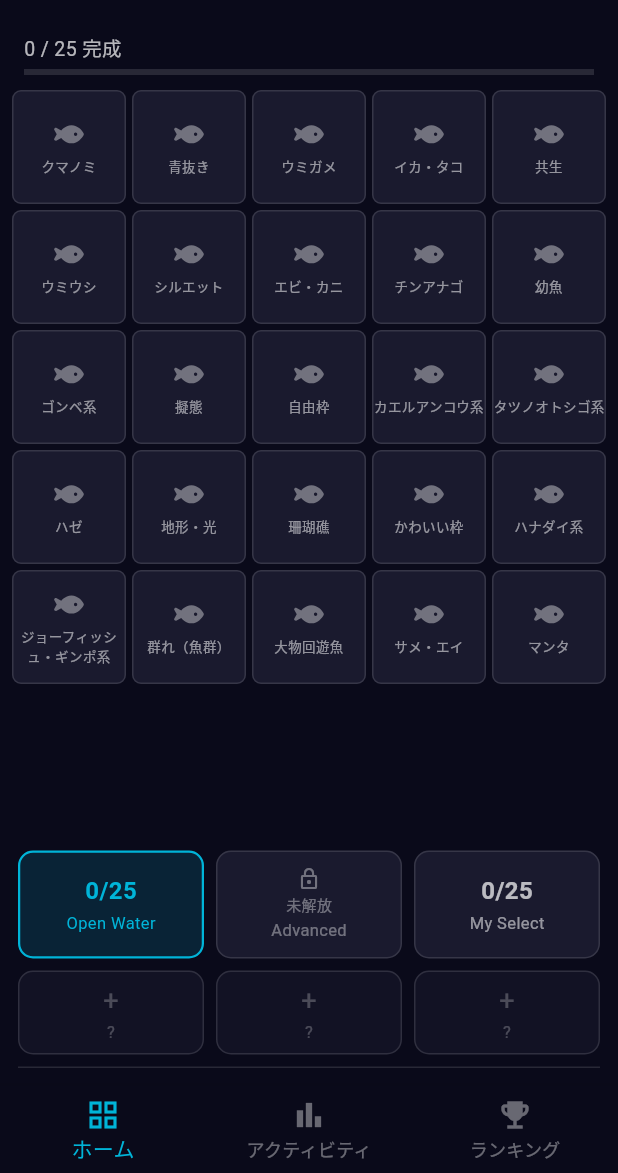
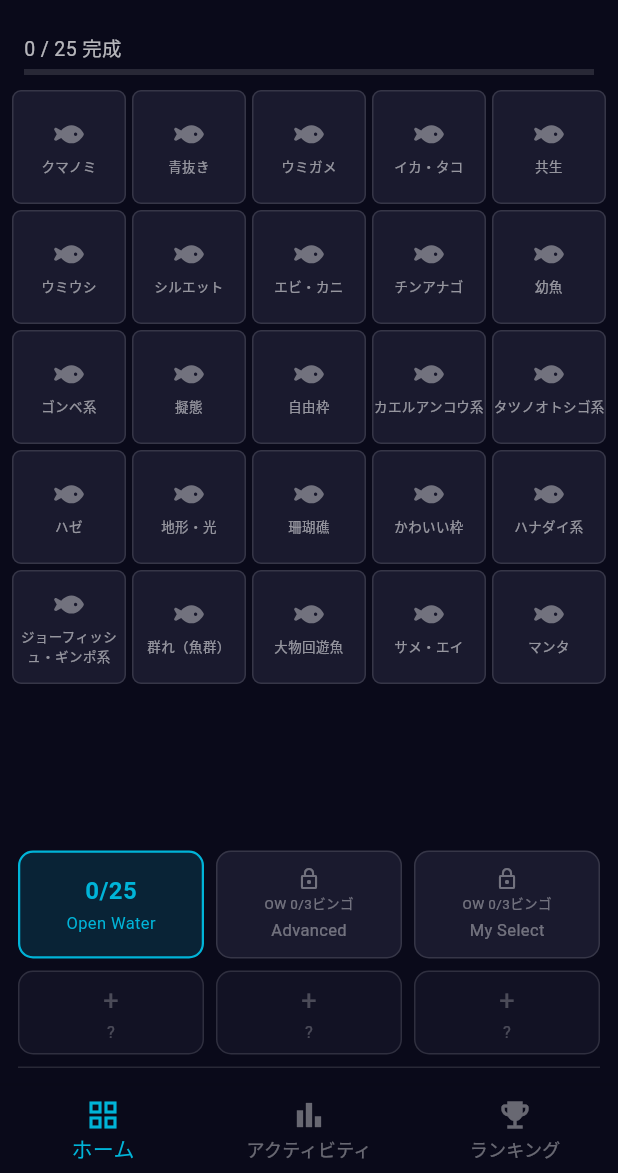
Before and after one commit to sakura9625/my-best-diveshot, a Flutter app: the screen it shows after launch, on a phone screen of 412 x 824 dp, the part 63-1236 px from its top. Run offline on Flutter 3.47's test engine with Material 3 defaults, Android fonts, the phone set to English and light mode, and no system bars; our stand-ins replace cloud_firestore, device_info_plus, file_picker, firebase_core, flutter_riverpod, flutter_svg and 1 more; missing offline and left inert: exif; accounts and stored records are empty.

Commit message:
feat: sheet unlock system, my select themes, provisional alert

```diff
--- a/lib/constants/sheet_definitions.dart
+++ b/lib/constants/sheet_definitions.dart
@@ -1,21 +1,40 @@
-enum SheetType { openWater, advance, mySelect }
+enum SheetType { openWater, advance, mySelect, extra }
 
 class SheetDefinition {
   final String id;
   final String name;
   final SheetType type;
   final int order;
+  final int? unlockRequiredBingos; // 解放に必要なOWビンゴ数
 
   const SheetDefinition({
     required this.id,
     required this.name,
     required this.type,
     required this.order,
+    this.unlockRequiredBingos,
   });
 }
 
 const kDefaultSheets = [
   SheetDefinition(id: 'open_water', name: 'Open Water', type: SheetType.openWater, order: 0),
-  SheetDefinition(id: 'advance', name: 'Advanced', type: SheetType.advance, order: 1),
-  SheetDefinition(id: 'my_select', name: 'My Select', type: SheetType.mySelect, order: 2),
+  SheetDefinition(id: 'advance', name: 'Advanced', type: SheetType.advance, order: 1, unlockRequiredBingos: 3),
+  SheetDefinition(id: 'my_select', name: 'My Select', type: SheetType.mySelect, order: 2, unlockRequiredBingos: 3),
 ];
+
+// 追加ビンゴシート定義（課金）
+const kExtraSheets = [
+  SheetDefinition(id: 'ishigaki', name: '石垣ビンゴ', type: SheetType.extra, order: 3),
+  SheetDefinition(id: 'izu', name: '伊豆周辺ビンゴ', type: SheetType.extra, order: 4),
+  SheetDefinition(id: 'kushimoto', name: '串本周辺ビンゴ', type: SheetType.extra, order: 5),
+  SheetDefinition(id: 'kashiwajima', name: '柏島・愛南ビンゴ', type: SheetType.extra, order: 6),
+  SheetDefinition(id: 'macro', name: 'マクロビンゴ', type: SheetType.extra, order: 7),
+  SheetDefinition(id: 'wide', name: 'ワイドビンゴ', type: SheetType.extra, order: 8),
+  SheetDefinition(id: 'deep', name: '深場・底地ビンゴ', type: SheetType.extra, order: 9),
+  SheetDefinition(id: 'hanadi', name: 'ハナダイビンゴ', type: SheetType.extra, order: 10),
+  SheetDefinition(id: 'nudibranch_iro', name: 'ウミウシビンゴ（イロウミウシ）', type: SheetType.extra, order: 11),
+  SheetDefinition(id: 'nudibranch_other', name: 'ウミウシビンゴ（イロウミウシ以外）', type: SheetType.extra, order: 12),
+  SheetDefinition(id: 'goby_bingo', name: 'ハゼビンゴ', type: SheetType.extra, order: 13),
+  SheetDefinition(id: 'crustacean_standard', name: '甲殻類 定番', type: SheetType.extra, order: 14),
+  SheetDefinition(id: 'crustacean_hidden', name: '甲殻類 意外と人気な地味子ちゃん', type: SheetType.extra, order: 15),
+];
--- a/lib/constants/themes.dart
+++ b/lib/constants/themes.dart
@@ -12,6 +12,13 @@ class ThemeDefinition {
     required this.category,
     required this.gridIndex,
   });
+
+  factory ThemeDefinition.mySelect(int index, String name) => ThemeDefinition(
+    id: 'my_select_$index',
+    name: name,
+    category: TileCategory.creature,
+    gridIndex: index,
+  );
 }
 
 const List<ThemeDefinition> kThemes = [
--- a/lib/providers/bingo_provider.dart
+++ b/lib/providers/bingo_provider.dart
@@ -1,14 +1,16 @@
 import 'package:flutter_riverpod/flutter_riverpod.dart';
 import '../constants/themes.dart';
 import '../constants/advance_themes.dart';
+import '../models/my_select_theme.dart';
+import '../providers/my_select_provider.dart';
 import 'tiles_provider.dart';
 
-List<ThemeDefinition> getThemesForSheet(String sheetId) {
+List<ThemeDefinition> getThemesForSheet(String sheetId, {List<ThemeDefinition>? mySelectThemes}) {
   switch (sheetId) {
     case 'advance':
       return kAdvanceThemes;
     case 'my_select':
-      return kThemes;
+      return mySelectThemes ?? kDefaultMySelectThemes.map((t) => toThemeDefinition(t)).toList();
     default:
       return kThemes;
   }
--- a/lib/providers/sheet_provider.dart
+++ b/lib/providers/sheet_provider.dart
@@ -1,5 +1,6 @@
 import 'package:flutter_riverpod/flutter_riverpod.dart';
 import '../constants/sheet_definitions.dart';
+import 'bingo_provider.dart';
 
 final currentSheetProvider = StateProvider<String>((ref) => 'open_water');
 
@@ -10,3 +11,15 @@ final currentSheetDefinitionProvider = Provider<SheetDefinition>((ref) {
     orElse: () => kDefaultSheets.first,
   );
 });
+
+// シートがアンロック済みかどうか
+final sheetUnlockedProvider = Provider.family<bool, String>((ref, sheetId) {
+  if (sheetId == 'open_water') return true;
+  final sheet = kDefaultSheets.firstWhere(
+    (s) => s.id == sheetId,
+    orElse: () => kDefaultSheets.first,
+  );
+  if (sheet.unlockRequiredBingos == null) return true;
+  final owBingoCount = ref.watch(bingoCountProvider('open_water'));
+  return owBingoCount >= sheet.unlockRequiredBingos!;
+});
--- a/lib/screens/home/home_screen.dart
+++ b/lib/screens/home/home_screen.dart
@@ -3,12 +3,15 @@ import 'package:flutter_riverpod/flutter_riverpod.dart';
 import 'package:flutter_svg/flutter_svg.dart';
 import '../../constants/themes.dart';
 import '../../constants/advance_themes.dart';
+import '../../constants/sheet_definitions.dart';
 import '../../providers/tiles_provider.dart';
 import '../../providers/bingo_provider.dart';
 import '../../providers/sheet_provider.dart';
+import '../../providers/my_select_provider.dart';
 import '../../widgets/bingo_overlay.dart';
 import '../../widgets/resolved_image.dart';
 import '../detail/detail_screen.dart';
+import '../my_select/my_select_settings_screen.dart';
 
 class HomeScreen extends ConsumerStatefulWidget {
   const HomeScreen({super.key});
@@ -33,12 +36,12 @@ class _HomeScreenState extends ConsumerState<HomeScreen> {
     }
   }
 
-  List<ThemeDefinition> _getThemes(String sheetId) {
+  List<ThemeDefinition> _getThemes(String sheetId, List<ThemeDefinition> mySelectThemeDefs) {
     switch (sheetId) {
       case 'advance':
         return kAdvanceThemes;
       case 'my_select':
-        return kThemes;
+        return mySelectThemeDefs;
       default:
         return kThemes;
     }
@@ -50,7 +53,8 @@ class _HomeScreenState extends ConsumerState<HomeScreen> {
     final tiles = ref.watch(tilesProvider(currentSheetId));
     final completedCount = ref.watch(completedCountProvider(currentSheetId));
     final completedLines = ref.watch(completedBingoLinesProvider(currentSheetId));
-    final themes = _getThemes(currentSheetId);
+    final mySelectThemeDefs = ref.watch(mySelectThemeDefinitionsProvider);
+    final themes = _getThemes(currentSheetId, mySelectThemeDefs);
 
     return Scaffold(
       backgroundColor: const Color(0xFF0A0A1A),
@@ -65,6 +69,18 @@ class _HomeScreenState extends ConsumerState<HomeScreen> {
           ),
         ),
         actions: [
+          if (currentSheetId == 'my_select')
+            IconButton(
+              icon: const Icon(Icons.edit, color: Colors.white),
+              onPressed: () {
+                Navigator.push(
+                  context,
+                  MaterialPageRoute(
+                    builder: (_) => const MySelectSettingsScreen(),
+                  ),
+                );
+              },
+            ),
           IconButton(
             icon: const Icon(Icons.slideshow, color: Colors.white),
             onPressed: () {},
@@ -273,14 +289,16 @@ class _HomeScreenState extends ConsumerState<HomeScreen> {
 
   Widget _buildSheetCard(WidgetRef ref, String sheetId, String name, String currentSheetId) {
     final isSelected = sheetId == currentSheetId;
+    final isUnlocked = ref.watch(sheetUnlockedProvider(sheetId));
     final completedCount = ref.watch(completedCountProvider(sheetId));
-    final isUnlocked = sheetId == 'open_water' || sheetId == 'my_select';
-    final isAdvance = sheetId == 'advance';
+    final owBingoCount = ref.watch(bingoCountProvider('open_water'));
+    final sheet = kDefaultSheets.firstWhere((s) => s.id == sheetId);
+    final requiredBingos = sheet.unlockRequiredBingos;
 
     return Expanded(
       child: GestureDetector(
         onTap: () {
-          if (isUnlocked || isAdvance) {
+          if (isUnlocked) {
             ref.read(currentSheetProvider.notifier).state = sheetId;
           }
         },
@@ -294,16 +312,10 @@ class _HomeScreenState extends ConsumerState<HomeScreen> {
               width: isSelected ? 1.5 : 1,
             ),
           ),
-          child: Column(
+          child: isUnlocked
+              ? Column(
                   mainAxisAlignment: MainAxisAlignment.center,
                   children: [
-              if (isAdvance) ...[
-                const Icon(Icons.lock_outline, color: Colors.white38, size: 16),
-                const SizedBox(height: 2),
-                const Text('未解放', style: TextStyle(color: Colors.white38, fontSize: 10)),
-                const SizedBox(height: 2),
-                Text(name, style: const TextStyle(color: Colors.white38, fontSize: 11)),
-              ] else ...[
                     Text(
                       '$completedCount/25',
                       style: TextStyle(
@@ -321,6 +333,18 @@ class _HomeScreenState extends ConsumerState<HomeScreen> {
                       ),
                     ),
                   ],
+                )
+              : Column(
+                  mainAxisAlignment: MainAxisAlignment.center,
+                  children: [
+                    const Icon(Icons.lock_outline, color: Colors.white38, size: 16),
+                    const SizedBox(height: 2),
+                    Text(
+                      'OW ${owBingoCount}/${requiredBingos}ビンゴ',
+                      style: const TextStyle(color: Colors.white38, fontSize: 9),
+                    ),
+                    const SizedBox(height: 2),
+                    Text(name, style: const TextStyle(color: Colors.white38, fontSize: 11)),
                   ],
                 ),
         ),
```
Also changed, not shown: lib/models/my_select_theme.dart (added, +16 -0 lines), lib/providers/my_select_provider.dart (added, +65 -0 lines), lib/screens/detail/detail_screen.dart (+27 -9 lines), lib/screens/my_select/my_select_settings_screen.dart (added, +96 -0 lines). Lines whose indentation alone changed are shown as unchanged.
